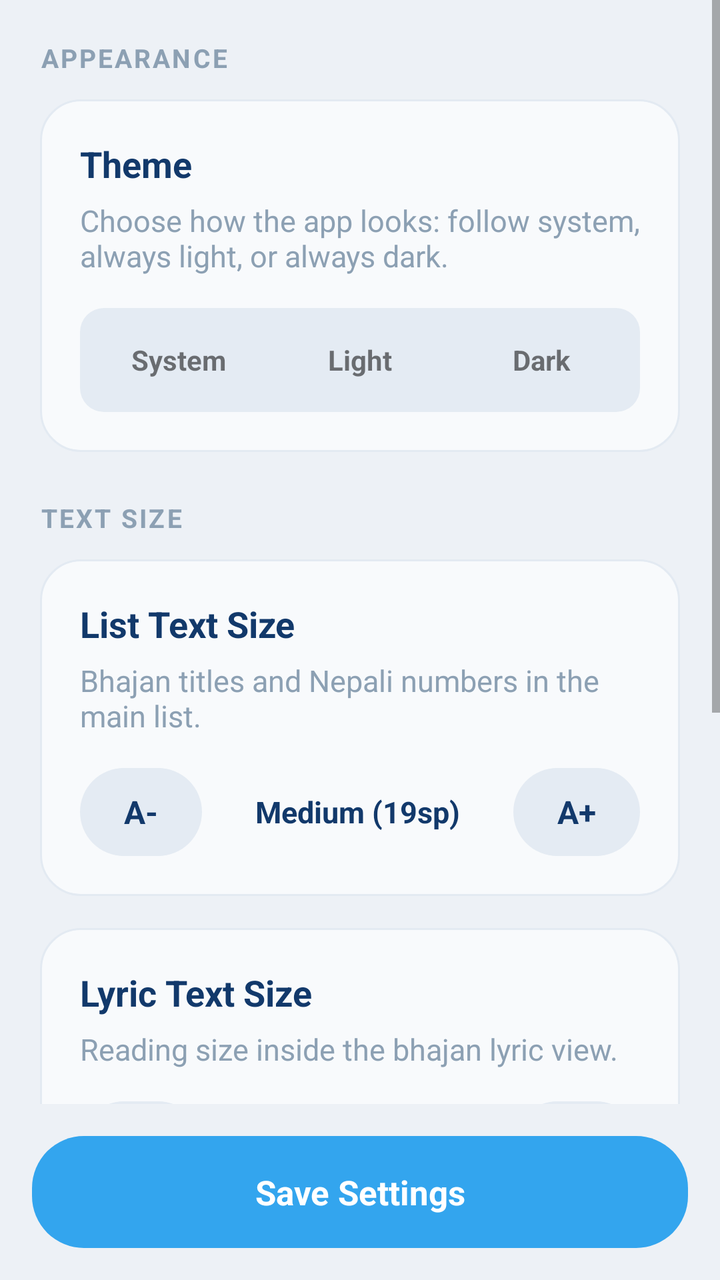
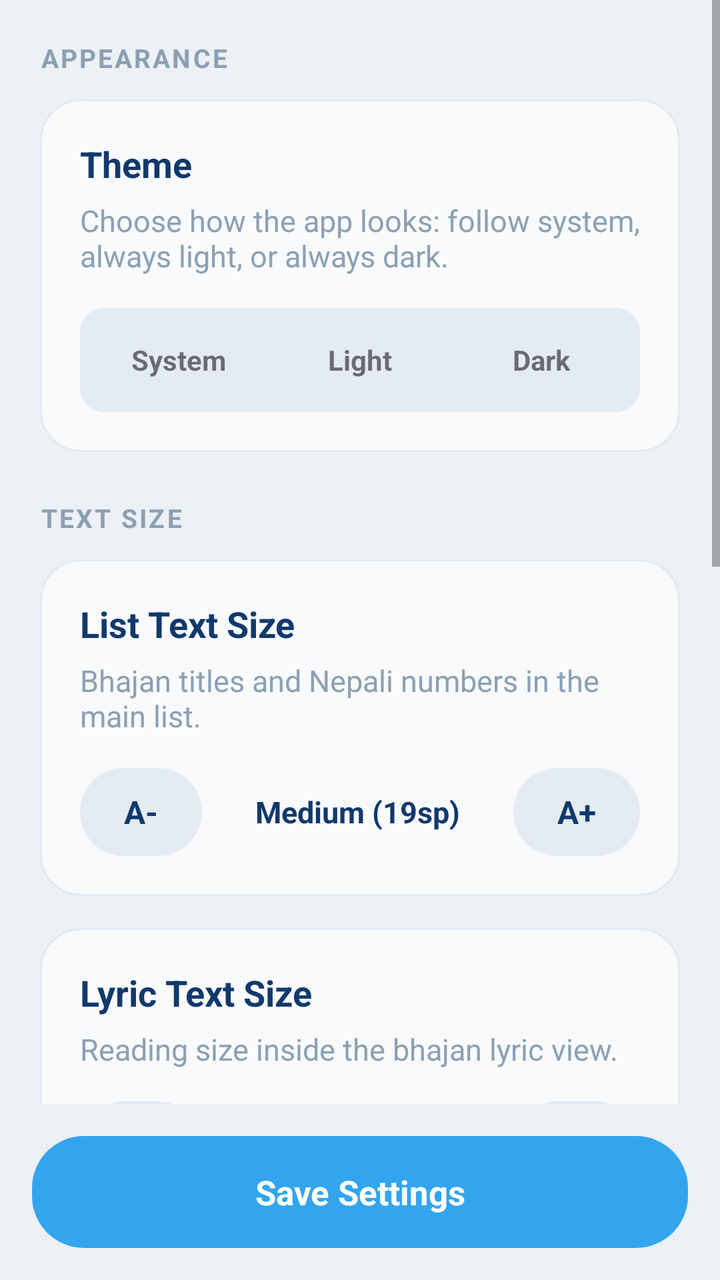

Screens rendered from an Android XML layout before and after an edit, with the pre-edit source and the edit as a unified diff.
<!-- AndroidManifest.xml: application theme Theme.BhajanApp -->
<!-- res/layout/activity_settings.xml -->
<?xml version="1.0" encoding="utf-8"?>
<LinearLayout xmlns:android="http://schemas.android.com/apk/res/android"
    android:layout_width="match_parent"
    android:layout_height="match_parent"
    android:background="@color/bg"
    android:fitsSystemWindows="true"
    android:orientation="vertical">

    <ScrollView
        android:layout_width="match_parent"
        android:layout_height="0dp"
        android:layout_weight="1"
        android:fillViewport="true">
        <LinearLayout
            android:layout_width="match_parent"
            android:layout_height="wrap_content"
            android:orientation="vertical"
            android:padding="20dp">

            <TextView
                android:layout_width="wrap_content"
                android:layout_height="wrap_content"
                android:letterSpacing="0.08"
                android:text="APPEARANCE"
                android:textColor="@color/text_secondary"
                android:textSize="13sp"
                android:textStyle="bold" />

            <LinearLayout
                android:layout_width="match_parent"
                android:layout_height="wrap_content"
                android:layout_marginTop="12dp"
                android:background="@drawable/bg_card"
                android:orientation="vertical"
                android:padding="20dp">
                <TextView
                    android:layout_width="wrap_content"
                    android:layout_height="wrap_content"
                    android:text="Theme"
                    android:textColor="@color/text_primary"
                    android:textSize="18sp"
                    android:textStyle="bold" />
                <TextView
                    android:layout_width="match_parent"
                    android:layout_height="wrap_content"
                    android:layout_marginTop="6dp"
                    android:text="Choose how the app looks: follow system, always light, or always dark."
                    android:textColor="@color/text_secondary"
                    android:textSize="15sp" />
                <LinearLayout
                    android:layout_width="match_parent"
                    android:layout_height="wrap_content"
                    android:layout_marginTop="16dp"
                    android:background="@drawable/bg_segment"
                    android:orientation="horizontal"
                    android:padding="4dp">
                    <TextView android:id="@+id/btn_system" android:layout_width="0dp" android:layout_height="44dp" android:layout_weight="1" android:gravity="center" android:text="System" android:textStyle="bold" />
                    <TextView android:id="@+id/btn_light" android:layout_width="0dp" android:layout_height="44dp" android:layout_weight="1" android:gravity="center" android:text="Light" android:textStyle="bold" />
                    <TextView android:id="@+id/btn_dark" android:layout_width="0dp" android:layout_height="44dp" android:layout_weight="1" android:gravity="center" android:text="Dark" android:textStyle="bold" />
                </LinearLayout>
            </LinearLayout>

            <TextView
                android:layout_width="wrap_content"
                android:layout_height="wrap_content"
                android:layout_marginTop="24dp"
                android:letterSpacing="0.08"
                android:text="TEXT SIZE"
                android:textColor="@color/text_secondary"
                android:textSize="13sp"
                android:textStyle="bold" />

            
            <LinearLayout
                android:layout_width="match_parent"
                android:layout_height="wrap_content"
                android:layout_marginTop="12dp"
                android:background="@drawable/bg_card"
                android:orientation="vertical"
                android:padding="20dp">
                <TextView
                    android:layout_width="wrap_content"
                    android:layout_height="wrap_content"
                    android:text="List Text Size"
                    android:textColor="@color/text_primary"
                    android:textSize="18sp"
                    android:textStyle="bold" />
                <TextView
                    android:layout_width="match_parent"
                    android:layout_height="wrap_content"
                    android:layout_marginTop="6dp"
                    android:text="Bhajan titles and Nepali numbers in the main list."
                    android:textColor="@color/text_secondary"
                    android:textSize="15sp" />
                <LinearLayout
                    android:layout_width="match_parent"
                    android:layout_height="wrap_content"
                    android:layout_marginTop="16dp"
                    android:gravity="center_vertical"
                    android:orientation="horizontal">
                    <TextView
                        android:id="@+id/btn_list_minus"
                        android:layout_width="wrap_content"
                        android:layout_height="44dp"
                        android:background="@drawable/bg_pill"
                        android:gravity="center"
                        android:paddingHorizontal="22dp"
                        android:text="A-"
                        android:textColor="@color/text_primary"
                        android:textSize="16sp"
                        android:textStyle="bold" />
                    <TextView
                        android:id="@+id/tv_list_size"
                        android:layout_width="0dp"
                        android:layout_height="wrap_content"
                        android:layout_weight="1"
                        android:gravity="center"
                        android:text="Medium (19sp)"
                        android:textColor="@color/text_primary"
                        android:textSize="15sp"
                        android:textStyle="bold" />
                    <TextView
                        android:id="@+id/btn_list_plus"
                        android:layout_width="wrap_content"
                        android:layout_height="44dp"
                        android:background="@drawable/bg_pill"
                        android:gravity="center"
                        android:paddingHorizontal="22dp"
                        android:text="A+"
                        android:textColor="@color/text_primary"
                        android:textSize="16sp"
                        android:textStyle="bold" />
                </LinearLayout>
            </LinearLayout>

            
            <LinearLayout
                android:layout_width="match_parent"
                android:layout_height="wrap_content"
                android:layout_marginTop="16dp"
                android:background="@drawable/bg_card"
                android:orientation="vertical"
                android:padding="20dp">
                <TextView
                    android:layout_width="wrap_content"
                    android:layout_height="wrap_content"
                    android:text="Lyric Text Size"
                    android:textColor="@color/text_primary"
                    android:textSize="18sp"
                    android:textStyle="bold" />
                <TextView
                    android:layout_width="match_parent"
                    android:layout_height="wrap_content"
                    android:layout_marginTop="6dp"
                    android:text="Reading size inside the bhajan lyric view."
                    android:textColor="@color/text_secondary"
                    android:textSize="15sp" />
                <LinearLayout
                    android:layout_width="match_parent"
                    android:layout_height="wrap_content"
                    android:layout_marginTop="16dp"
                    android:gravity="center_vertical"
                    android:orientation="horizontal">
                    <TextView
                        android:id="@+id/btn_lyric_minus"
                        android:layout_width="wrap_content"
                        android:layout_height="44dp"
                        android:background="@drawable/bg_pill"
                        android:gravity="center"
                        android:paddingHorizontal="22dp"
                        android:text="A-"
                        android:textColor="@color/text_primary"
                        android:textSize="16sp"
                        android:textStyle="bold" />
                    <TextView
                        android:id="@+id/tv_lyric_size"
                        android:layout_width="0dp"
                        android:layout_height="wrap_content"
                        android:layout_weight="1"
                        android:gravity="center"
                        android:text="Medium (21sp)"
                        android:textColor="@color/text_primary"
                        android:textSize="15sp"
                        android:textStyle="bold" />
                    <TextView
                        android:id="@+id/btn_lyric_plus"
                        android:layout_width="wrap_content"
                        android:layout_height="44dp"
                        android:background="@drawable/bg_pill"
                        android:gravity="center"
                        android:paddingHorizontal="22dp"
                        android:text="A+"
                        android:textColor="@color/text_primary"
                        android:textSize="16sp"
                        android:textStyle="bold" />
                </LinearLayout>
            </LinearLayout>

            <TextView
                android:layout_width="wrap_content"
                android:layout_height="wrap_content"
                android:layout_marginTop="24dp"
                android:letterSpacing="0.08"
                android:text="READING"
                android:textColor="@color/text_secondary"
                android:textSize="13sp"
                android:textStyle="bold" />

            <LinearLayout
                android:layout_width="match_parent"
                android:layout_height="wrap_content"
                android:layout_marginTop="12dp"
                android:background="@drawable/bg_card"
                android:orientation="vertical"
                android:padding="20dp">
                <TextView
                    android:layout_width="wrap_content"
                    android:layout_height="wrap_content"
                    android:text="Screen Timeout"
                    android:textColor="@color/text_primary"
                    android:textSize="20sp"
                    android:textStyle="bold" />
                <TextView
                    android:layout_width="match_parent"
                    android:layout_height="wrap_content"
                    android:layout_marginTop="6dp"
                    android:text="Keep the screen on while reading lyrics. Default is 3 minutes."
                    android:textColor="@color/text_secondary"
                    android:textSize="15sp" />
                <HorizontalScrollView
                    android:layout_width="match_parent"
                    android:layout_height="wrap_content"
                    android:layout_marginTop="16dp"
                    android:scrollbars="none">
                    <LinearLayout
                        android:layout_width="wrap_content"
                        android:layout_height="wrap_content"
                        android:orientation="horizontal">
                        <TextView android:id="@+id/btn_t1" android:layout_width="wrap_content" android:layout_height="40dp" android:layout_marginEnd="8dp" android:background="@drawable/bg_pill" android:gravity="center" android:paddingHorizontal="18dp" android:text="1 min" android:textStyle="bold" />
                        <TextView android:id="@+id/btn_t3" android:layout_width="wrap_content" android:layout_height="40dp" android:layout_marginEnd="8dp" android:background="@drawable/bg_pill" android:gravity="center" android:paddingHorizontal="18dp" android:text="3 min" android:textStyle="bold" />
                        <TextView android:id="@+id/btn_t5" android:layout_width="wrap_content" android:layout_height="40dp" android:layout_marginEnd="8dp" android:background="@drawable/bg_pill" android:gravity="center" android:paddingHorizontal="18dp" android:text="5 min" android:textStyle="bold" />
                        <TextView android:id="@+id/btn_t10" android:layout_width="wrap_content" android:layout_height="40dp" android:layout_marginEnd="8dp" android:background="@drawable/bg_pill" android:gravity="center" android:paddingHorizontal="18dp" android:text="10 min" android:textStyle="bold" />
                        <TextView android:id="@+id/btn_talways" android:layout_width="wrap_content" android:layout_height="40dp" android:background="@drawable/bg_pill" android:gravity="center" android:paddingHorizontal="18dp" android:text="Always" android:textStyle="bold" />
                    </LinearLayout>
                </HorizontalScrollView>
            </LinearLayout>
        </LinearLayout>
    </ScrollView>

    <TextView
        android:id="@+id/btn_save"
        android:layout_width="match_parent"
        android:layout_height="56dp"
        android:layout_margin="16dp"
        android:background="@drawable/bg_button_accent"
        android:gravity="center"
        android:text="Save Settings"
        android:textColor="@color/on_accent"
        android:textSize="17sp"
        android:textStyle="bold" />
</LinearLayout>
<!-- resources referenced by this layout -->
<resources>
  <color name="bg">#EDF1F6</color>
  <color name="on_accent">#FFFFFF</color>
  <color name="text_primary">#12396B</color>
  <color name="text_secondary">#8CA0B3</color>
  <!-- drawable bg_button_accent (drawable) -->
  <shape xmlns:android="http://schemas.android.com/apk/res/android" android:shape="rectangle">
      <solid android:color="@color/accent" />
      <corners android:radius="26dp" />
  </shape>
  <!-- drawable bg_card (drawable) -->
  <shape xmlns:android="http://schemas.android.com/apk/res/android" android:shape="rectangle">
      <solid android:color="@color/card" />
      <corners android:radius="20dp" />
      <stroke android:width="1dp" android:color="@color/card_border" />
  </shape>
  <!-- drawable bg_pill (drawable) -->
  <shape xmlns:android="http://schemas.android.com/apk/res/android" android:shape="rectangle">
      <solid android:color="@color/muted" />
      <corners android:radius="26dp" />
  </shape>
  <!-- drawable bg_segment (drawable) -->
  <shape xmlns:android="http://schemas.android.com/apk/res/android" android:shape="rectangle">
      <solid android:color="@color/muted" />
      <corners android:radius="12dp" />
  </shape>
  <style name="Theme.BhajanApp" parent="Theme.MaterialComponents.DayNight.NoActionBar">
          <item name="colorPrimary">@color/accent</item>
          <item name="android:statusBarColor">@color/bg</item>
          <item name="android:windowLightStatusBar">true</item>
      </style>
  <color name="accent">#33A5EE</color>
  <color name="card">#F8FAFC</color>
  <color name="card_border">#E3EAF2</color>
  <color name="muted">#E4EBF3</color>
</resources>

<!-- the commit's change to res/layout/activity_settings.xml (unified diff, before → after) -->
@@ -243,6 +243,54 @@
                         <TextView android:id="@+id/btn_talways" android:layout_width="wrap_content" android:layout_height="40dp" android:background="@drawable/bg_pill" android:gravity="center" android:paddingHorizontal="18dp" android:text="Always" android:textStyle="bold" />
                     </LinearLayout>
                 </HorizontalScrollView>
+                <TextView
+                    android:layout_width="wrap_content"
+                    android:layout_height="wrap_content"
+                    android:layout_marginTop="24dp"
+                    android:letterSpacing="0.08"
+                    android:text="PLAYBACK"
+                    android:textColor="@color/text_secondary"
+                    android:textSize="13sp"
+                    android:textStyle="bold" />
+
+            </LinearLayout>
+
+            <LinearLayout
+                android:layout_width="match_parent"
+                android:layout_height="wrap_content"
+                android:layout_marginTop="12dp"
+                android:background="@drawable/bg_card"
+                android:orientation="vertical"
+                android:padding="20dp">
+
+                <TextView
+                    android:layout_width="wrap_content"
+                    android:layout_height="wrap_content"
+                    android:text="Background Playback"
+                    android:textColor="@color/text_primary"
+                    android:textSize="18sp"
+                    android:textStyle="bold" />
+
+                <TextView
+                    android:layout_width="match_parent"
+                    android:layout_height="wrap_content"
+                    android:layout_marginTop="6dp"
+                    android:text="If music stops when the screen turns off, disable battery optimization for this app."
+                    android:textColor="@color/text_secondary"
+                    android:textSize="15sp" />
+
+                <TextView
+                    android:id="@+id/btn_battery"
+                    android:layout_width="wrap_content"
+                    android:layout_height="44dp"
+                    android:layout_marginTop="14dp"
+                    android:background="@drawable/bg_pill"
+                    android:gravity="center"
+                    android:paddingHorizontal="22dp"
+                    android:text="Open Battery Settings"
+                    android:textColor="@color/text_primary"
+                    android:textSize="15sp"
+                    android:textStyle="bold" />
             </LinearLayout>
         </LinearLayout>
     </ScrollView>
